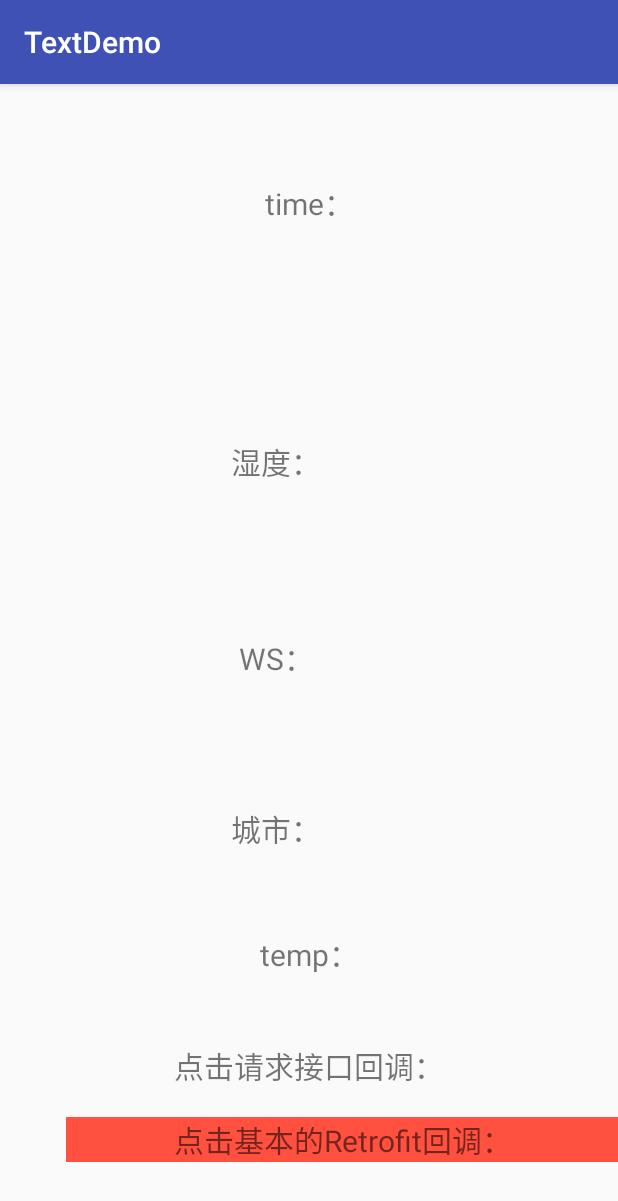
After one commit to weixiaoming666/TextDemo, an Android app: the WeatherAtyTest screen opened directly, with no data from a screen before it, on a phone screen of 412 x 824 dp. The commit adds this screen. Shown: the top 1201 px of the screen. Run offline under Robolectric (Android 15) with nearby library versions, the phone set to English and light mode, and no system bars.

Commit message:
retrofit 接口回调的深入探索

```diff
--- a/app/build.gradle
+++ b/app/build.gradle
@@ -35,5 +35,6 @@ dependencies {
     compile 'com.github.ulez:dropindicator:0.0.2'
     compile 'com.android.support:support-v4:25.3.1'
     compile 'com.android.support:design:25.3.1'
+    compile 'com.squareup.retrofit2:converter-gson:2.0.2'
     testCompile 'junit:junit:4.12'
 }
--- a/app/src/main/AndroidManifest.xml
+++ b/app/src/main/AndroidManifest.xml
@@ -60,7 +60,8 @@
         <activity android:name=".mvpdemo.MyMVPdemoAty" />
         <activity
             android:name=".mvpdemo.MvpDemoAty"
-            android:label="@string/title_activity_mvp_demo_aty"></activity>
+            android:label="@string/title_activity_mvp_demo_aty" />
+        <activity android:name=".mvc.WeatherAtyTest"></activity>
     </application>
 
 </manifest>
--- a/app/src/main/java/com/example/administrator/textdemo/MainActivity.java
+++ b/app/src/main/java/com/example/administrator/textdemo/MainActivity.java
@@ -13,6 +13,7 @@ import android.widget.Toast;
 import com.example.administrator.textdemo.aidl.AIDLAty;
 import com.example.administrator.textdemo.horizontallistView.DemoOne;
 import com.example.administrator.textdemo.intentfilter.IntentFilterDemoAty;
+import com.example.administrator.textdemo.mvc.WeatherAtyTest;
 import com.example.administrator.textdemo.mvpdemo.MvpDemoAty;
 import com.example.administrator.textdemo.mvpdemo.MyMVPdemoAty;
 import com.example.administrator.textdemo.view.miclockview.MIClockViewAty;
@@ -78,4 +79,8 @@ public class MainActivity extends AppCompatActivity {
     public void myClock(View view) {
         jump2Aty(MvpDemoAty.class);
     }
+    //mvc 模式展示
+    public void jumpmvc(View view) {
+        jump2Aty(WeatherAtyTest.class);
+    }
 }
--- /dev/null
+++ b/app/src/main/java/com/example/administrator/textdemo/mvc/OnWeatherListener.java
@@ -0,0 +1,10 @@
+package com.example.administrator.textdemo.mvc;
+
+/**
+ * Created by Administrator on 2018/4/4.
+ */
+
+interface OnWeatherListener {
+    void onSuccess(Weather weather);
+    void onFail(String message);
+}
--- /dev/null
+++ b/app/src/main/java/com/example/administrator/textdemo/mvc/WeatherAtyTest.java
@@ -0,0 +1,63 @@
+package com.example.administrator.textdemo.mvc;
+
+import android.support.v7.app.AppCompatActivity;
+import android.os.Bundle;
+import android.view.View;
+import android.widget.TextView;
+
+import com.example.administrator.textdemo.R;
+import com.example.administrator.textdemo.ToastUtils;
+import com.example.administrator.textdemo.retrofit.GetData;
+import com.example.administrator.textdemo.retrofit.NetRequest_Interface;
+import com.example.administrator.textdemo.retrofit.RetrofitNetImp;
+
+public class WeatherAtyTest extends AppCompatActivity implements OnWeatherListener,GetData<Weather>{
+    private TextView tv_city,tv_temp,tv_WD,tv_SD,tv_time;
+    private WeatherModel weatherModel;
+    @Override
+    protected void onCreate(Bundle savedInstanceState) {
+        super.onCreate(savedInstanceState);
+        setContentView(R.layout.activity_weather_aty_test);
+        tv_city = (TextView) findViewById(R.id.tv_city);
+        tv_WD = (TextView) findViewById(R.id.tv_WD);
+        tv_SD = (TextView) findViewById(R.id.tv_SD);
+        tv_temp = (TextView) findViewById(R.id.tv_temp);
+        tv_time = (TextView) findViewById(R.id.tv_time);
+        weatherModel = new WeatherModelImpl();
+
+    }
+
+    @Override
+    public void onSuccess(Weather weather) {
+        tv_city.setText("城市 ："+weather.getWeatherinfo().getCity());
+        tv_WD.setText("风向 ："+weather.getWeatherinfo().getWD());
+        tv_SD.setText("湿度 ："+weather.getWeatherinfo().getSD());
+        tv_temp.setText("污染指数 ："+weather.getWeatherinfo().getTemp());
+        tv_time.setText("当前时间 ："+weather.getWeatherinfo().getTime());
+    }
+
+    @Override
+    public void onFail(String message) {
+        ToastUtils.shortgmsg(this,message);
+    }
+
+//  自己的一个写法
+    @Override
+    public void showData(Weather weather) {//未做判断
+        tv_city.setText("城市 --》："+weather.getWeatherinfo().getCity());
+        tv_WD.setText("风向 --》："+weather.getWeatherinfo().getWD());
+        tv_SD.setText("湿度 --》："+weather.getWeatherinfo().getSD());
+        tv_temp.setText("污染指数--》 ："+weather.getWeatherinfo().getTemp());
+        tv_time.setText("当前时间 --》："+weather.getWeatherinfo().getTime());
+
+    }
+
+    public void getdata(View view) {
+        RetrofitNetImp.getNetImp().getW(this);//写在网络请求中的接口回调
+//        本质是一样的 都是接口回调  明显 getred 的回调分离的更清楚
+    }
+
+    public void getred(View view) {
+        weatherModel.getWeather("111",this);//单独写出去的接口回调
+    }
+}
--- /dev/null
+++ b/app/src/main/java/com/example/administrator/textdemo/mvc/WeatherModel.java
@@ -0,0 +1,9 @@
+package com.example.administrator.textdemo.mvc;
+
+/**
+ * Created by Administrator on 2018/4/4.
+ */
+
+public interface WeatherModel {
+    void getWeather(String cityNumber, OnWeatherListener listener);
+}
--- /dev/null
+++ b/app/src/main/java/com/example/administrator/textdemo/retrofit/GetData.java
@@ -0,0 +1,9 @@
+package com.example.administrator.textdemo.retrofit;
+
+/**
+ * Created by Administrator on 2018/4/4.
+ */
+
+public interface GetData<T> {
+    void showData(T t);
+}
--- /dev/null
+++ b/app/src/main/res/layout/activity_weather_aty_test.xml
@@ -0,0 +1,98 @@
+<?xml version="1.0" encoding="utf-8"?>
+<android.support.constraint.ConstraintLayout xmlns:android="http://schemas.android.com/apk/res/android"
+    xmlns:app="http://schemas.android.com/apk/res-auto"
+    xmlns:tools="http://schemas.android.com/tools"
+    android:layout_width="match_parent"
+    android:layout_height="match_parent"
+    tools:context="com.example.administrator.textdemo.mvc.WeatherAtyTest">
+<TextView
+    android:id="@+id/tv_city"
+    android:layout_width="368dp"
+    android:gravity="center"
+    android:layout_height="30dp"
+    android:text="城市："
+    android:textSize="20sp"
+    app:layout_constraintBottom_toBottomOf="parent"
+    app:layout_constraintLeft_toLeftOf="parent"
+    app:layout_constraintRight_toRightOf="parent"
+    app:layout_constraintTop_toTopOf="parent"
+    app:layout_constraintHorizontal_bias="0.0"
+    app:layout_constraintVertical_bias="0.652" />
+    <TextView
+        android:gravity="center"
+        android:layout_height="30dp"
+        android:id="@+id/tv_temp"
+        android:layout_width="368dp"
+        android:text="temp："
+        android:textSize="20sp"
+        app:layout_constraintBottom_toBottomOf="parent"
+        app:layout_constraintLeft_toLeftOf="parent"
+        app:layout_constraintRight_toRightOf="parent"
+        app:layout_constraintTop_toTopOf="parent"
+        app:layout_constraintVertical_bias="0.765" />
+    <TextView
+        android:id="@+id/tv_WD"
+        android:layout_width="368dp"
+        android:gravity="center"
+        android:layout_height="30dp"
+        android:text="WS："
+        android:textSize="20sp"
+        app:layout_constraintBottom_toBottomOf="parent"
+        app:layout_constraintLeft_toLeftOf="parent"
+        app:layout_constraintRight_toRightOf="parent"
+        app:layout_constraintTop_toTopOf="parent"
+        app:layout_constraintHorizontal_bias="0.0"
+        app:layout_constraintVertical_bias="0.498" />
+    <TextView
+        android:id="@+id/tv_SD"
+        android:layout_width="368dp"
+        android:gravity="center"
+        android:layout_height="30dp"
+        android:text="湿度："
+        android:textSize="20sp"
+        app:layout_constraintBottom_toBottomOf="parent"
+        app:layout_constraintLeft_toLeftOf="parent"
+        app:layout_constraintRight_toRightOf="parent"
+        app:layout_constraintTop_toTopOf="parent"
+        app:layout_constraintHorizontal_bias="0.0"
+        app:layout_constraintVertical_bias="0.321" />
+    <TextView
+        android:id="@+id/tv_time"
+        android:layout_width="368dp"
+        android:gravity="center"
+        android:layout_height="30dp"
+        android:text="time："
+        android:textSize="20sp"
+        app:layout_constraintBottom_toBottomOf="parent"
+        app:layout_constraintLeft_toLeftOf="parent"
+        app:layout_constraintRight_toRightOf="parent"
+        app:layout_constraintTop_toTopOf="parent"
+        app:layout_constraintVertical_bias="0.087" />
+
+    <TextView
+        android:onClick="getdata"
+        android:layout_width="368dp"
+        android:gravity="center"
+        android:layout_height="30dp"
+        android:text="点击请求接口回调："
+        android:textSize="20sp"
+        app:layout_constraintBottom_toBottomOf="parent"
+        app:layout_constraintLeft_toLeftOf="parent"
+        app:layout_constraintRight_toRightOf="parent"
+        app:layout_constraintTop_toTopOf="parent"
+        app:layout_constraintVertical_bias="0.866" />
+    <TextView
+        android:background="@color/red"
+        android:onClick="getred"
+        android:layout_width="368dp"
+        android:gravity="center"
+        android:layout_height="30dp"
+        android:text="点击基本的Retrofit回调："
+        android:textSize="20sp"
+        app:layout_constraintBottom_toBottomOf="parent"
+        app:layout_constraintLeft_toLeftOf="parent"
+        app:layout_constraintRight_toRightOf="parent"
+        app:layout_constraintTop_toTopOf="parent"
+        app:layout_constraintVertical_bias="0.933"
+        app:layout_constraintHorizontal_bias="1.0" />
+</android.support.constraint.ConstraintLayout>
--- a/app/src/main/res/values/colors.xml
+++ b/app/src/main/res/values/colors.xml
@@ -8,4 +8,5 @@
     <color name="graw">#80ff40</color>
     <color name="micolor">#40ffd6</color>
     <color name="mvp">#5040ff</color>
+    <color name="mvc">#851af934</color>
 </resources>
```
Also changed, not shown: app/src/main/java/com/example/administrator/textdemo/mvc/Weather.java (added, +158 -0 lines), app/src/main/java/com/example/administrator/textdemo/mvc/WeatherModelImpl.java (added, +39 -0 lines), app/src/main/java/com/example/administrator/textdemo/retrofit/NetRequest_Interface.java (+9 -4 lines), app/src/main/java/com/example/administrator/textdemo/retrofit/RetrofitNetImp.java (added, +63 -0 lines), app/src/main/res/layout/activity_main.xml (+14 -0 lines).
